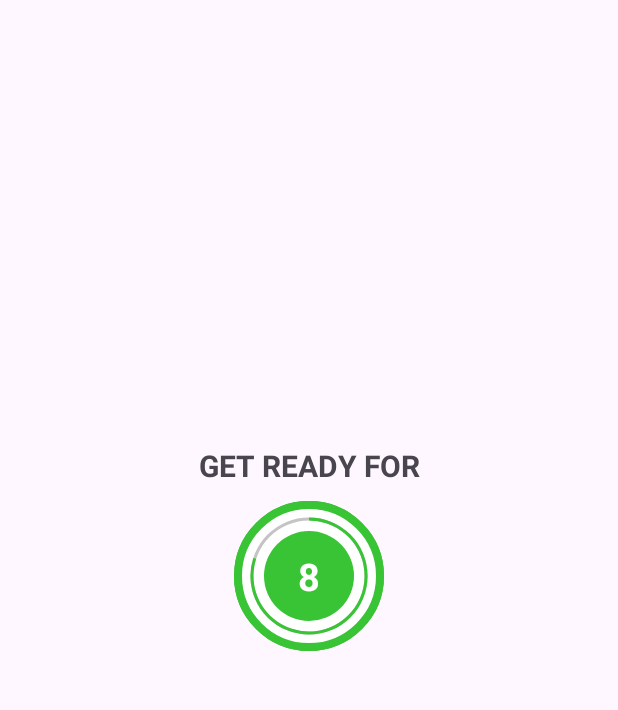
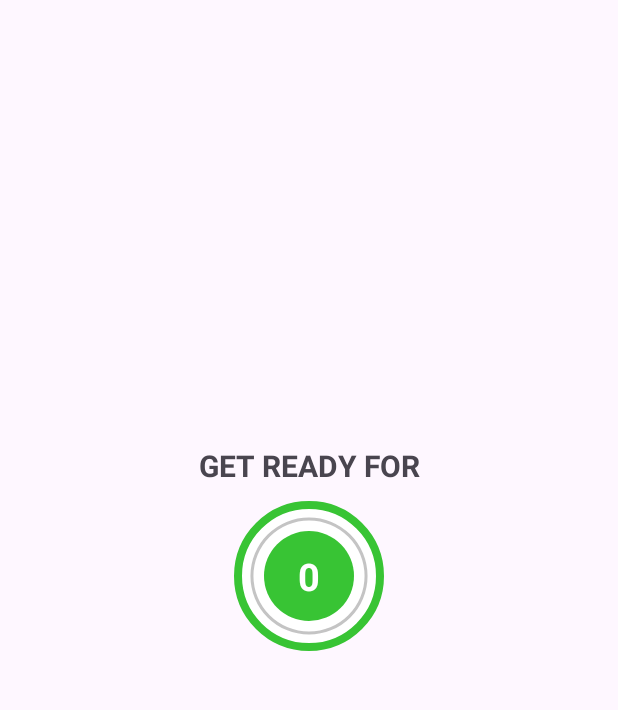
Before and after one commit to HA1211/7MinutesWorkout, an Android app: the ExerciseActivity screen opened directly, with no data from a screen before it, on a phone screen of 412 x 824 dp, the part 84-794 px from its top. Run offline under Robolectric (Android 15) with nearby library versions, the phone set to English and light mode, and no system bars.

Commit message:
layoutExercise

```diff
--- a/app/src/main/java/com/nqh/a7minutesworkout/ExerciseActivity.kt
+++ b/app/src/main/java/com/nqh/a7minutesworkout/ExerciseActivity.kt
@@ -44,17 +44,20 @@
     private fun setRestProgress(){
         binding.progressBar.progress = restProgress
 
-        restTimer = object: CountDownTimer(10000, 1000){
+        restTimer = object: CountDownTimer(2000, 1000){
             override fun onTick(p0: Long) {
                 restProgress++
-                binding.progressBar.progress = 10 - restProgress
-                binding.tvTimer.text = (10 - restProgress).toString()
+                binding.progressBar.progress = 2 - restProgress
+                binding.tvTimer.text = (2 - restProgress).toString()
 
             }
 
             override fun onFinish() {
                 binding.flProgressBar.visibility = View.INVISIBLE
-                binding.tvTitle.setText("Exercise Name")
+                binding.tvRestTimer.visibility = View.INVISIBLE
+
+                binding.flExercise.visibility = View.VISIBLE
+                binding.tvExercise.visibility = View.VISIBLE
 
                 currentExercisePosition++
                 exerciseTimer()
--- a/app/src/main/java/com/nqh/a7minutesworkout/ExerciseModel.kt
+++ b/app/src/main/java/com/nqh/a7minutesworkout/ExerciseModel.kt
@@ -1,11 +1,11 @@
 package com.nqh.a7minutesworkout
 
 class ExerciseModel(
-    var id:Int,
-    var name: String,
-    var image: Int,
-    var completed: Boolean,
-    var selected: Boolean
+    private var id:Int,
+    private var name: String,
+    private var image: Int,
+    private var completed: Boolean,
+    private var selected: Boolean
 ) {
     fun getId(): Int {
         return id
--- a/app/src/main/res/layout/activity_exercise.xml
+++ b/app/src/main/res/layout/activity_exercise.xml
@@ -16,17 +16,40 @@
         app:layout_constraintStart_toStartOf="parent"
         app:layout_constraintTop_toTopOf="parent" />
 
+    <ImageView
+        android:id="@+id/imvExercise"
+        android:layout_width="match_parent"
+        android:layout_height="400dp"
+        android:visibility="invisible"
+        app:layout_constraintEnd_toEndOf="parent"
+        app:layout_constraintHorizontal_bias="0.0"
+        app:layout_constraintStart_toStartOf="parent"
+        app:layout_constraintTop_toBottomOf="@+id/toolbarExercise"/>
 
+    <TextView
+        android:id="@+id/tvExercise"
+        android:layout_width="wrap_content"
+        android:layout_height="wrap_content"
+        android:visibility="invisible"
+        android:text="Exercise"
+        android:textSize="20sp"
+        android:textStyle="bold"
+        android:layout_marginTop="100dp"
+        app:layout_constraintTop_toBottomOf="@id/imvExercise"
+        app:layout_constraintEnd_toEndOf="parent"
+        app:layout_constraintStart_toStartOf="parent"
+        app:layout_constraintBottom_toTopOf="@id/flExercise"/>
 
     <FrameLayout
         android:id="@+id/flExercise"
         android:layout_width="100dp"
         android:layout_height="100dp"
         android:background="@drawable/item_color_border"
-        app:layout_constraintBottom_toBottomOf="parent"
+        android:visibility="invisible"
+        android:layout_marginTop="10dp"
         app:layout_constraintEnd_toEndOf="parent"
         app:layout_constraintStart_toStartOf="parent"
-        app:layout_constraintTop_toBottomOf="@+id/toolbarExercise">
+        app:layout_constraintTop_toBottomOf="@id/tvExercise">
 
         <ProgressBar
             android:id="@+id/progressExercise"
@@ -62,7 +85,7 @@
     </FrameLayout>
 
     <TextView
-        android:id="@+id/tvTitle"
+        android:id="@+id/tvRestTimer"
         android:layout_width="wrap_content"
         android:layout_height="wrap_content"
         android:layout_marginBottom="10dp"
```
